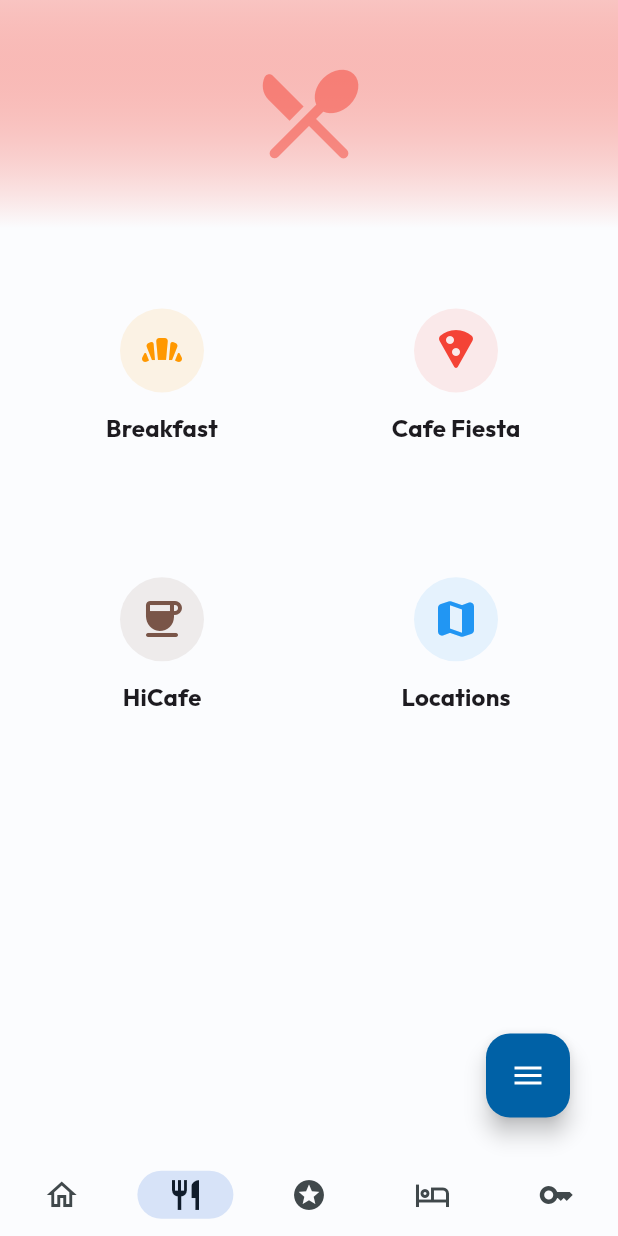
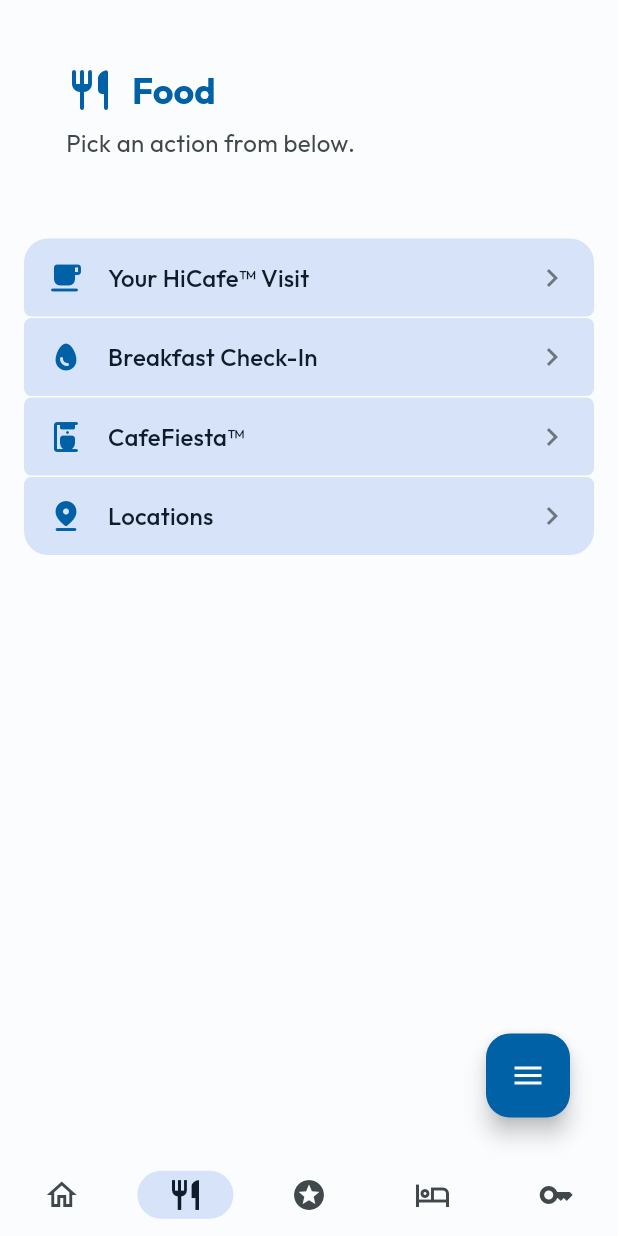
Before and after one commit to aarjay123/harmonyapp, a Flutter app: the screen it shows after launch, item 2 of the bottom bar chosen, on a phone screen of 412 x 824 dp. Run offline on Flutter 3.47's test engine with Material 3 defaults, Android fonts, the phone set to English and light mode, and no system bars; drawn by our look-alikes of dynamic_color; our stand-ins replace device_info_plus, dropdown_button2, geolocator, package_info_plus, reorderable_grid_view, shared_preferences; missing offline and left inert: flutter_inappwebview; network calls fail.

Commit message:
Refactor: Enhance widget tile functionality and improve restaurant page layout

```diff
--- a/lib/fragments/restaurant.dart
+++ b/lib/fragments/restaurant.dart
@@ -1,4 +1,5 @@
 import 'package:flutter/material.dart';
+import '../settings_ui_components.dart';
 import 'restaurant/breakfast_page.dart';
 import 'restaurant/cafefiesta_page.dart';
 import 'restaurant/hicafe_page.dart';
@@ -10,69 +11,101 @@
   @override
   Widget build(BuildContext context) {
     final colorScheme = Theme.of(context).colorScheme;
+    final theme = Theme.of(context);
 
     return Scaffold(
       backgroundColor: colorScheme.surface,
-      body: CustomScrollView(
-        slivers: [
-          SliverAppBar.large(
-            title: Text('Dining', style: TextStyle(color: colorScheme.onSurface)),
-            backgroundColor: colorScheme.surface,
-            pinned: true,
-            flexibleSpace: FlexibleSpaceBar(
-              background: Container(
-                decoration: BoxDecoration(
-                  gradient: LinearGradient(
-                    colors: [Colors.red.withOpacity(0.3), colorScheme.surface],
-                    begin: Alignment.topCenter,
-                    end: Alignment.bottomCenter,
+      body: Center(
+        child: ConstrainedBox(
+          constraints: const BoxConstraints(maxWidth: kSettingsContentMaxWidth),
+          child: CustomScrollView(
+            slivers: [
+              // Replaced SliverAppBar with SliverSafeArea to remove the title
+              // and ensure content starts safely below the status bar.
+              SliverSafeArea(
+                bottom: false, // Let the content handle bottom padding
+                sliver: SliverToBoxAdapter(
+                  child: Padding(
+                    // Maintains the "small bit of margin" above content
+                    padding: const EdgeInsets.only(left: 16.0, right: 16.0, top: 16.0),
+                    child: Column(
+                      children: [
+                        // --- Top Card (Header) ---
+                        Card(
+                          elevation: 0,
+                          color: colorScheme.surfaceContainer,
+                          shape: RoundedRectangleBorder(
+                            borderRadius: BorderRadius.circular(16),
+                          ),
+                          child: Padding(
+                            padding: const EdgeInsets.all(24.0),
+                            child: Column(
+                              crossAxisAlignment: CrossAxisAlignment.start,
+                              children: [
+                                Row(
+                                  children: [
+                                    Icon(
+                                      Icons.restaurant_rounded,
+                                      color: colorScheme.primary,
+                                      size: 32,
+                                    ),
+                                    const SizedBox(width: 12),
+                                    Text(
+                                      'Food',
+                                      style: theme.textTheme.headlineSmall?.copyWith(
+                                        color: colorScheme.primary,
+                                        fontWeight: FontWeight.bold,
+                                      ),
+                                    ),
+                                  ],
+                                ),
+                                const SizedBox(height: 8),
+                                Text(
+                                  'Pick an action from below.',
+                                  style: theme.textTheme.bodyMedium?.copyWith(
+                                    color: colorScheme.onSurfaceVariant,
+                                    fontSize: 16,
+                                  ),
+                                ),
+                              ],
+                            ),
+                          ),
+                        ),
+
+                        const SizedBox(height: 24),
+
+                        // --- Action List using SettingsListItem ---
+                        SettingsListItem(
+                          icon: Icons.local_cafe_rounded,
+                          label: 'Your HiCafe™️ Visit',
+                          onTap: () => Navigator.push(context, MaterialPageRoute(builder: (_) => const HiCafePage())),
+                          isFirstItem: true,
+                        ),
+                        SettingsListItem(
+                          icon: Icons.egg_rounded,
+                          label: 'Breakfast Check-In',
+                          onTap: () => Navigator.push(context, MaterialPageRoute(builder: (_) => const BreakfastCheckInPage())),
+                        ),
+                        SettingsListItem(
+                          icon: Icons.coffee_maker_rounded,
+                          label: 'CafeFiesta™️',
+                          onTap: () => Navigator.push(context, MaterialPageRoute(builder: (_) => const CafeFiestaPage())),
+                        ),
+                        SettingsListItem(
+                          icon: Icons.pin_drop_rounded,
+                          label: 'Locations',
+                          onTap: () => Navigator.push(context, MaterialPageRoute(builder: (_) => const RestaurantLocationsPage())),
+                          isLastItem: true,
+                        ),
+
+                        const SizedBox(height: 80), // Bottom padding
+                      ],
+                    ),
                   ),
                 ),
-                child: Center(
-                  child: Icon(Icons.restaurant_menu_rounded, size: 80, color: Colors.red.withOpacity(0.5)),
-                ),
               ),
-            ),
+            ],
           ),
-          SliverPadding(
-            padding: const EdgeInsets.all(16.0),
-            sliver: SliverGrid.count(
-              crossAxisCount: 2,
-              mainAxisSpacing: 12,
-              crossAxisSpacing: 12,
-              childAspectRatio: 1.1,
-              children: [
-                _buildDiningCard(context, 'Breakfast', Icons.bakery_dining_rounded, Colors.orange, () => Navigator.push(context, MaterialPageRoute(builder: (_) => const BreakfastCheckInPage()))),
-                _buildDiningCard(context, 'Cafe Fiesta', Icons.local_pizza_rounded, Colors.red, () => Navigator.push(context, MaterialPageRoute(builder: (_) => const CafeFiestaPage()))),
-                _buildDiningCard(context, 'HiCafe', Icons.coffee_rounded, Colors.brown, () => Navigator.push(context, MaterialPageRoute(builder: (_) => const HiCafePage()))),
-                _buildDiningCard(context, 'Locations', Icons.map_rounded, Colors.blue, () => Navigator.push(context, MaterialPageRoute(builder: (_) => const RestaurantLocationsPage()))),
-              ],
-            ),
-          ),
-        ],
-      ),
-    );
-  }
-
-  Widget _buildDiningCard(BuildContext context, String title, IconData icon, Color color, VoidCallback onTap) {
-    final theme = Theme.of(context);
-    return Material(
-      color: theme.colorScheme.surfaceContainerHighest.withOpacity(0.5),
-      borderRadius: BorderRadius.circular(16),
-      child: InkWell(
-        borderRadius: BorderRadius.circular(16),
-        onTap: onTap,
-        child: Column(
-          mainAxisAlignment: MainAxisAlignment.center,
-          children: [
-            Container(
-              padding: const EdgeInsets.all(12),
-              decoration: BoxDecoration(color: color.withOpacity(0.1), shape: BoxShape.circle),
-              child: Icon(icon, size: 32, color: color),
-            ),
-            const SizedBox(height: 12),
-            Text(title, style: theme.textTheme.titleMedium?.copyWith(fontWeight: FontWeight.bold)),
-          ],
         ),
       ),
     );
```
Also changed, not shown: lib/fragments/home.dart (+75 -59 lines), pubspec.lock.
